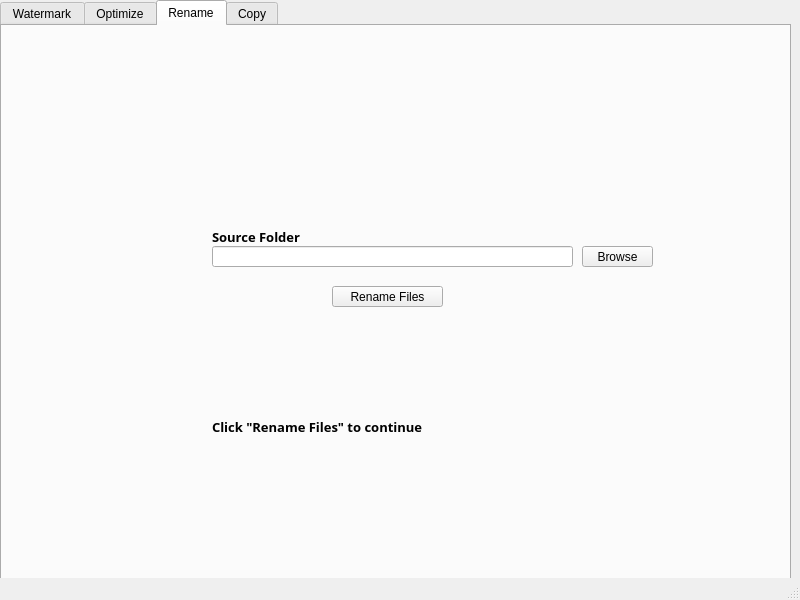
Old version of the form main.ui in the repository sanjib-sen/kwikpic-aio.
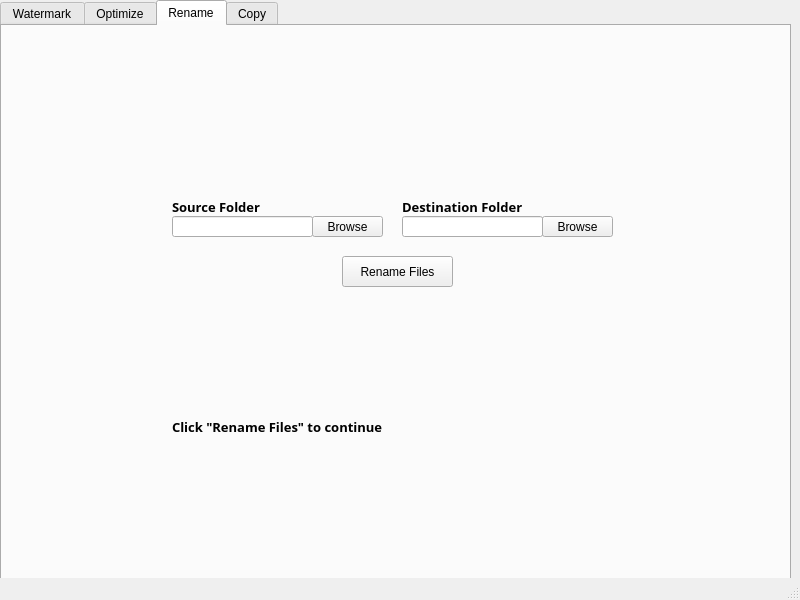
New version of the form. The open tabs and pages were chosen to show the change. Icons and pictures are not drawn.

What changed in the file:
```diff
--- a/main.ui
+++ b/main.ui
@@ -604,9 +604,9 @@
      <widget class="QLineEdit" name="rename_src">
       <property name="geometry">
        <rect>
-        <x>210</x>
-        <y>220</y>
-        <width>361</width>
+        <x>170</x>
+        <y>190</y>
+        <width>141</width>
         <height>21</height>
        </rect>
       </property>
@@ -620,10 +620,10 @@
      <widget class="QPushButton" name="rename_submit">
       <property name="geometry">
        <rect>
-        <x>330</x>
-        <y>260</y>
+        <x>340</x>
+        <y>230</y>
         <width>111</width>
-        <height>21</height>
+        <height>31</height>
        </rect>
       </property>
       <property name="text">
@@ -649,8 +649,8 @@
      <widget class="QPushButton" name="rename_browse_src">
       <property name="geometry">
        <rect>
-        <x>580</x>
-        <y>220</y>
+        <x>310</x>
+        <y>190</y>
         <width>71</width>
         <height>21</height>
        </rect>
@@ -662,9 +662,9 @@
      <widget class="QLabel" name="label_20">
       <property name="geometry">
        <rect>
-        <x>210</x>
-        <y>200</y>
-        <width>91</width>
+        <x>170</x>
+        <y>170</y>
+        <width>141</width>
         <height>21</height>
        </rect>
       </property>
@@ -685,9 +685,9 @@
      <widget class="QLabel" name="rename_progress">
       <property name="geometry">
        <rect>
-        <x>210</x>
+        <x>170</x>
         <y>330</y>
-        <width>441</width>
+        <width>481</width>
         <height>141</height>
        </rect>
       </property>
@@ -705,6 +705,58 @@
        <string>Click &quot;Rename Files&quot; to continue</string>
       </property>
      </widget>
+     <widget class="QPushButton" name="rename_browse_destination">
+      <property name="geometry">
+       <rect>
+        <x>540</x>
+        <y>190</y>
+        <width>71</width>
+        <height>21</height>
+       </rect>
+      </property>
+      <property name="text">
+       <string>Browse</string>
+      </property>
+     </widget>
+     <widget class="QLineEdit" name="rename_destination">
+      <property name="geometry">
+       <rect>
+        <x>400</x>
+        <y>190</y>
+        <width>141</width>
+        <height>21</height>
+       </rect>
+      </property>
+      <property name="font">
+       <font>
+        <weight>50</weight>
+        <bold>false</bold>
+       </font>
+      </property>
+     </widget>
+     <widget class="QLabel" name="label_21">
+      <property name="geometry">
+       <rect>
+        <x>400</x>
+        <y>170</y>
+        <width>171</width>
+        <height>21</height>
+       </rect>
+      </property>
+      <property name="font">
+       <font>
+        <family>Montserrat</family>
+        <pointsize>10</pointsize>
+        <weight>75</weight>
+        <bold>true</bold>
+        <stylestrategy>PreferAntialias</stylestrategy>
+        <kerning>true</kerning>
+       </font>
+      </property>
+      <property name="text">
+       <string>Destination Folder</string>
+      </property>
+     </widget>
     </widget>
     <widget class="QWidget" name="copy">
      <attribute name="title">
```
Left out of the diff: 140 changed lines with no effect on the pictures.
